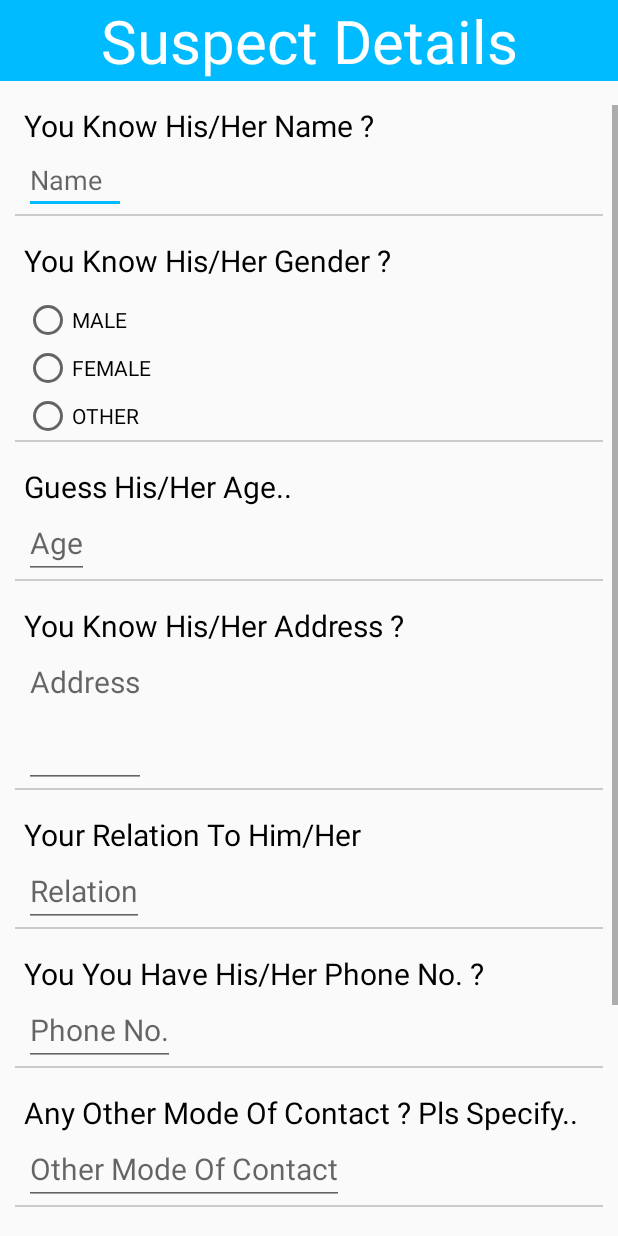
After one commit to Assq2020/Corona_1.0, an Android app: the Suspect screen opened directly, with no data from a screen before it, on a phone screen of 412 x 824 dp. The commit adds this screen. Run offline under Robolectric (Android 15) with nearby library versions, the phone set to English and light mode, and no system bars.

Commit message:
About adjusted to constraint layout

```diff
--- a/app/build.gradle
+++ b/app/build.gradle
@@ -2,9 +2,9 @@ apply plugin: 'com.android.application'
 apply plugin: 'kotlin-android'
 apply plugin: 'kotlin-android-extensions'
 apply plugin: 'com.google.gms.google-services'
-androidExtensions{
+androidExtensions {
 
-    experimental=true
+    experimental = true
 
 }
 
--- a/app/src/main/AndroidManifest.xml
+++ b/app/src/main/AndroidManifest.xml
@@ -14,8 +14,7 @@
         android:roundIcon="@drawable/iconn"
         android:supportsRtl="true"
         android:theme="@style/AppTheme">
-        <activity android:name=".newsbox.WebNews"></activity>
-        <activity android:name=".newsbox.Newslist" />
+        <activity android:name=".Suspect"></activity>
         <activity android:name=".Aboutus" />
         <activity android:name=".Feedback" />
         <activity android:name=".Helpus" />
--- a/app/src/main/java/com/amanaryan/corona/MainActivity.java
+++ b/app/src/main/java/com/amanaryan/corona/MainActivity.java
@@ -1,10 +1,12 @@
 package com.amanaryan.corona;
 
+import androidx.appcompat.app.AlertDialog;
 import androidx.appcompat.app.AppCompatActivity;
 import androidx.cardview.widget.CardView;
 import androidx.constraintlayout.widget.ConstraintLayout;
 
 import android.annotation.SuppressLint;
+import android.content.DialogInterface;
 import android.content.Intent;
 import android.database.Cursor;
 import android.database.sqlite.SQLiteDatabase;
@@ -62,8 +64,17 @@ public class MainActivity extends AppCompatActivity {
         suspect.setOnClickListener(new View.OnClickListener() {
             @Override
             public void onClick(View v) {
-                Toast.makeText(MainActivity.this, "We are working on it", Toast.LENGTH_SHORT).show();
-            }
+                AlertDialog.Builder builder = new AlertDialog.Builder(MainActivity.this);
+                builder.setTitle("Are you sure?")
+                        .setMessage("Be careful..! If you found blaming somebody then, authorities will take action on you. But don't worry if u are right just click OK and help us fight COVID-19")
+                        .setPositiveButton("OK", new DialogInterface.OnClickListener() {
+                            @Override
+                            public void onClick(DialogInterface dialog, int which) {
+                                startActivity(new Intent(getApplicationContext(), Suspect.class));
+                            }
+                        }).setNegativeButton("CANCEL",null);
+                AlertDialog alertDialog = builder.create();
+                alertDialog.show();            }
         });
 
         contactus.setOnClickListener(new View.OnClickListener() {
--- /dev/null
+++ b/app/src/main/java/com/amanaryan/corona/Suspect.java
@@ -0,0 +1,46 @@
+package com.amanaryan.corona;
+
+import androidx.appcompat.app.AppCompatActivity;
+
+import android.content.Intent;
+import android.os.Bundle;
+import android.view.View;
+import android.widget.Button;
+import android.widget.EditText;
+import android.widget.RadioGroup;
+import android.widget.Toast;
+
+import com.amanaryan.corona.newsbox.Newslist;
+
+public class Suspect extends AppCompatActivity {
+    private EditText name,age,address,relation,phone_no,other_mode,doubt;
+    private RadioGroup gender;
+    private Button submit;
+
+    @Override
+    protected void onCreate(Bundle savedInstanceState) {
+        super.onCreate(savedInstanceState);
+        setContentView(R.layout.activity_suspect);
+        name = (EditText)findViewById(R.id.name);
+        age = (EditText)findViewById(R.id.age);
+        address = (EditText)findViewById(R.id.address);
+        relation = (EditText)findViewById(R.id.relation);
+        phone_no = (EditText)findViewById(R.id.phoneno);
+        other_mode = (EditText)findViewById(R.id.other_mode);
+        doubt = (EditText)findViewById(R.id.doubt);
+        gender = (RadioGroup)findViewById(R.id.gender);
+        submit = (Button)findViewById(R.id.submit);
+
+        //setting Onclick listener to submit button
+        submit.setOnClickListener(new View.OnClickListener() {
+            @Override
+            public void onClick(View v) {
+                Toast.makeText(Suspect.this, "DATA SAVED    Thanks for your help", Toast.LENGTH_SHORT).show();
+                startActivity(new Intent(getApplicationContext(), MainActivity.class));
+
+            }
+        });
+
+
+    }
+}
--- /dev/null
+++ b/app/src/main/res/layout/activity_suspect.xml
@@ -0,0 +1,80 @@
+<?xml version="1.0" encoding="UTF-8"?>
+
+    <androidx.constraintlayout.widget.ConstraintLayout tools:context=".Suspect" android:layout_height="match_parent" android:layout_width="match_parent" xmlns:tools="http://schemas.android.com/tools" xmlns:app="http://schemas.android.com/apk/res-auto" xmlns:android="http://schemas.android.com/apk/res/android">
+
+    <TextView android:layout_height="wrap_content" android:layout_width="match_parent" app:layout_constraintTop_toTopOf="parent" app:layout_constraintStart_toStartOf="parent" app:layout_constraintEnd_toEndOf="parent" android:textSize="40dp" android:background="#00bbff" android:textColor="#ffffff" android:gravity="center" android:text="Suspect Details" android:id="@+id/textView"/>
+
+
+    -<ScrollView android:layout_height="0dp" android:layout_width="0dp" app:layout_constraintStart_toStartOf="parent" app:layout_constraintEnd_toEndOf="parent" app:layout_constraintTop_toBottomOf="@+id/textView" app:layout_constraintBottom_toBottomOf="parent" android:layout_marginTop="16dp">
+
+
+    -<LinearLayout android:layout_height="wrap_content" android:layout_width="match_parent" android:orientation="vertical" android:layout_gravity="left">
+
+    <TextView android:layout_height="wrap_content" android:layout_width="match_parent" android:textSize="20dp" android:textColor="#000000" android:text="You Know His/Her Name ?" android:layout_marginRight="16dp" android:layout_marginLeft="16dp"/>
+
+    <EditText android:layout_height="wrap_content" android:layout_width="wrap_content" android:textSize="18dp" android:textColor="#000000" android:id="@+id/name" android:layout_marginRight="16dp" android:layout_marginLeft="16dp" android:paddingRight="16dp" android:paddingTop="10dp" android:inputType="text" android:hint="Name" android:cursorVisible="false"/>
+
+    <View android:layout_height="1dp" android:layout_width="match_parent" android:background="#DDC5C5C5" android:layout_marginRight="10dp" android:layout_marginLeft="10dp"/>
+
+    <TextView android:layout_height="wrap_content" android:layout_width="match_parent" android:textSize="20dp" android:textColor="#000000" android:text="You Know His/Her Gender ?" android:layout_marginTop="16dp" android:layout_marginRight="16dp" android:layout_marginLeft="16dp"/>
+
+
+    <RadioGroup android:layout_height="wrap_content" android:layout_width="wrap_content" android:id="@+id/gender" android:layout_marginTop="10dp" android:layout_marginLeft="16dp">
+        <RadioButton
+            android:layout_width="wrap_content"
+            android:layout_height="wrap_content"
+            android:text="MALE"/>
+        <RadioButton
+            android:layout_width="wrap_content"
+            android:layout_height="wrap_content"
+            android:text="FEMALE"/>
+        <RadioButton
+            android:layout_width="wrap_content"
+            android:layout_height="wrap_content"
+            android:text="OTHER"/>
+
+    </RadioGroup>
+
+    <View android:layout_height="1dp" android:layout_width="match_parent" android:background="#DDC5C5C5" android:layout_marginRight="10dp" android:layout_marginLeft="10dp"/>
+
+    <TextView android:layout_height="wrap_content" android:layout_width="match_parent" android:textSize="20dp" android:textColor="#000000" android:text="Guess His/Her Age.." android:layout_marginTop="16dp" android:layout_marginRight="16dp" android:layout_marginLeft="16dp"/>
+
+    <EditText android:layout_height="wrap_content" android:layout_width="wrap_content" android:textSize="20dp" android:textColor="#000000" android:id="@+id/age" android:layout_marginRight="16dp" android:layout_marginLeft="16dp" android:paddingTop="10dp" android:inputType="number" android:hint="Age" android:cursorVisible="false"/>
+
+    <View android:layout_height="1dp" android:layout_width="match_parent" android:background="#DDC5C5C5" android:layout_marginRight="10dp" android:layout_marginLeft="10dp"/>
+
+    <TextView android:layout_height="wrap_content" android:layout_width="match_parent" android:textSize="20dp" android:textColor="#000000" android:text="You Know His/Her Address ?" android:layout_marginTop="16dp" android:layout_marginRight="16dp" android:layout_marginLeft="16dp"/>
+
+    <EditText android:layout_height="wrap_content" android:layout_width="wrap_content" android:textSize="20dp" android:textColor="#000000" android:gravity="top|left" android:id="@+id/address" android:layout_marginRight="16dp" android:layout_marginLeft="16dp" android:paddingTop="10dp" android:inputType="textMultiLine" android:hint="Address" android:scrollbars="vertical" android:minLines="3" android:maxLines="6" android:lines="4"/>
+
+    <View android:layout_height="1dp" android:layout_width="match_parent" android:background="#DDC5C5C5" android:layout_marginRight="10dp" android:layout_marginLeft="10dp"/>
+
+    <TextView android:layout_height="wrap_content" android:layout_width="match_parent" android:textSize="20dp" android:textColor="#000000" android:text="Your Relation To Him/Her" android:layout_marginTop="16dp" android:layout_marginRight="16dp" android:layout_marginLeft="16dp"/>
+
+    <EditText android:layout_height="wrap_content" android:layout_width="wrap_content" android:textSize="20dp" android:textColor="#000000" android:id="@+id/relation" android:layout_marginRight="16dp" android:layout_marginLeft="16dp" android:paddingTop="10dp" android:inputType="text" android:hint="Relation" android:cursorVisible="false"/>
+
+    <View android:layout_height="1dp" android:layout_width="match_parent" android:background="#DDC5C5C5" android:layout_marginRight="10dp" android:layout_marginLeft="10dp"/>
+
+    <TextView android:layout_height="wrap_content" android:layout_width="match_parent" android:textSize="20dp" android:textColor="#000000" android:text="You You Have His/Her Phone No. ?" android:layout_marginTop="16dp" android:layout_marginRight="16dp" android:layout_marginLeft="16dp"/>
+
+    <EditText android:layout_height="wrap_content" android:layout_width="wrap_content" android:textSize="20dp" android:textColor="#000000" android:id="@+id/phoneno" android:layout_marginRight="16dp" android:layout_marginLeft="16dp" android:paddingTop="10dp" android:inputType="number" android:hint="Phone No." android:cursorVisible="false"/>
+
+    <View android:layout_height="1dp" android:layout_width="match_parent" android:background="#DDC5C5C5" android:layout_marginRight="10dp" android:layout_marginLeft="10dp"/>
+
+    <TextView android:layout_height="wrap_content" android:layout_width="match_parent" android:textSize="20dp" android:textColor="#000000" android:text="Any Other Mode Of Contact ? Pls Specify.." android:layout_marginTop="16dp" android:layout_marginRight="16dp" android:layout_marginLeft="16dp"/>
+
+    <EditText android:layout_height="wrap_content" android:layout_width="wrap_content" android:textSize="20dp" android:textColor="#000000" android:id="@+id/other_mode" android:layout_marginRight="16dp" android:layout_marginLeft="16dp" android:paddingTop="10dp" android:inputType="textLongMessage" android:hint="Other Mode Of Contact" android:cursorVisible="false"/>
+
+    <View android:layout_height="1dp" android:layout_width="match_parent" android:background="#DDC5C5C5" android:layout_marginRight="10dp" android:layout_marginLeft="10dp"/>
+
+    <TextView android:layout_height="wrap_content" android:layout_width="match_parent" android:textSize="20dp" android:textColor="#000000" android:text="Why You Have Doubt? Pls. Explain" android:layout_marginTop="16dp" android:layout_marginRight="16dp" android:layout_marginLeft="16dp"/>
+
+    <EditText android:layout_height="wrap_content" android:layout_width="wrap_content" android:textSize="20dp" android:textColor="#000000" android:gravity="top|left" android:id="@+id/doubt" android:layout_marginRight="16dp" android:layout_marginLeft="16dp" android:paddingTop="10dp" android:inputType="textMultiLine" android:hint="Why doubt?" android:scrollbars="vertical" android:minLines="2" android:maxLines="4" android:lines="3"/>
+
+    <Button android:layout_height="wrap_content" android:layout_width="match_parent" android:textSize="25dp" android:background="#000000" android:textColor="#ffffff" android:text="SUBMIT" android:id="@+id/submit" android:padding="16dp" android:layout_margin="16dp"/>
+
+</LinearLayout>
+
+</ScrollView>
+
+</androidx.constraintlayout.widget.ConstraintLayout>
--- /dev/null
+++ b/app/src/main/res/values/refs.xml
@@ -0,0 +1,2 @@
+<?xml version="1.0" encoding="utf-8"?>
+<resources></resources>
--- a/build.gradle
+++ b/build.gradle
@@ -9,7 +9,7 @@ buildscript {
 
     }
     dependencies {
-        classpath 'com.android.tools.build:gradle:3.6.1'
+        classpath 'com.android.tools.build:gradle:3.6.2'
 
         // NOTE: Do not place your application dependencies here; they belong
         // in the individual module build.gradle files
```
Also changed, not shown: gradle/wrapper/gradle-wrapper.properties.
